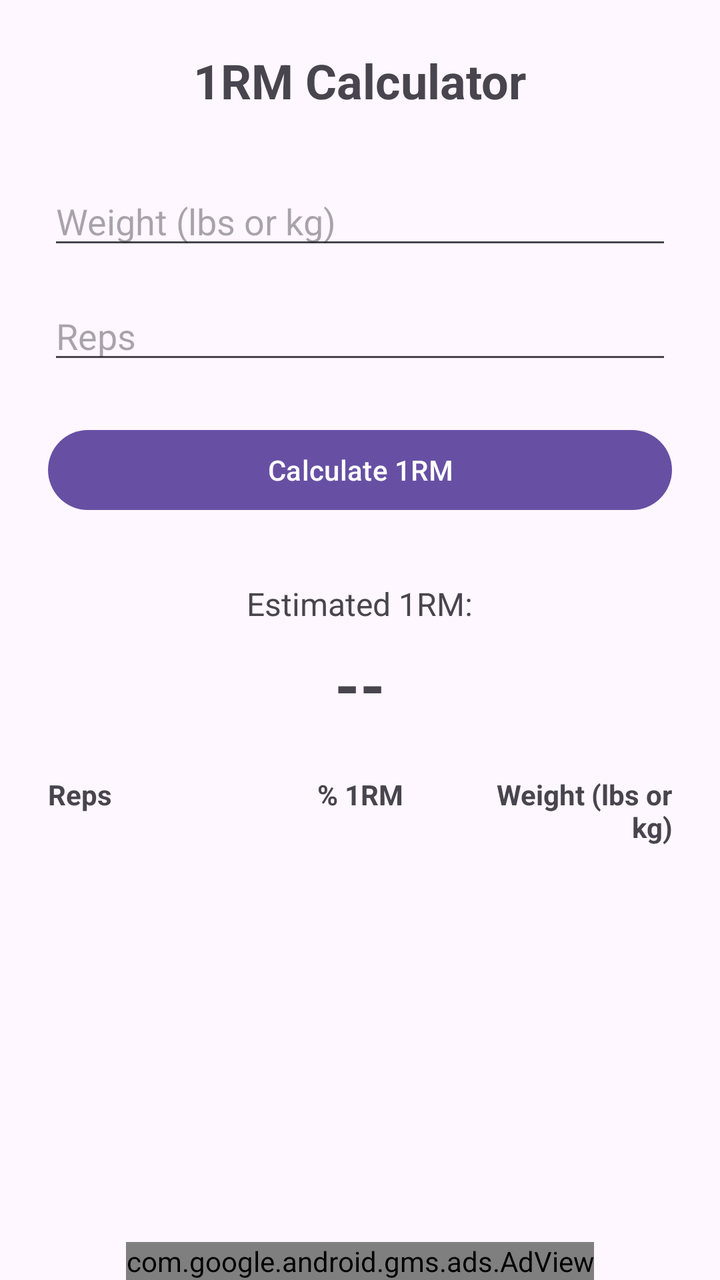
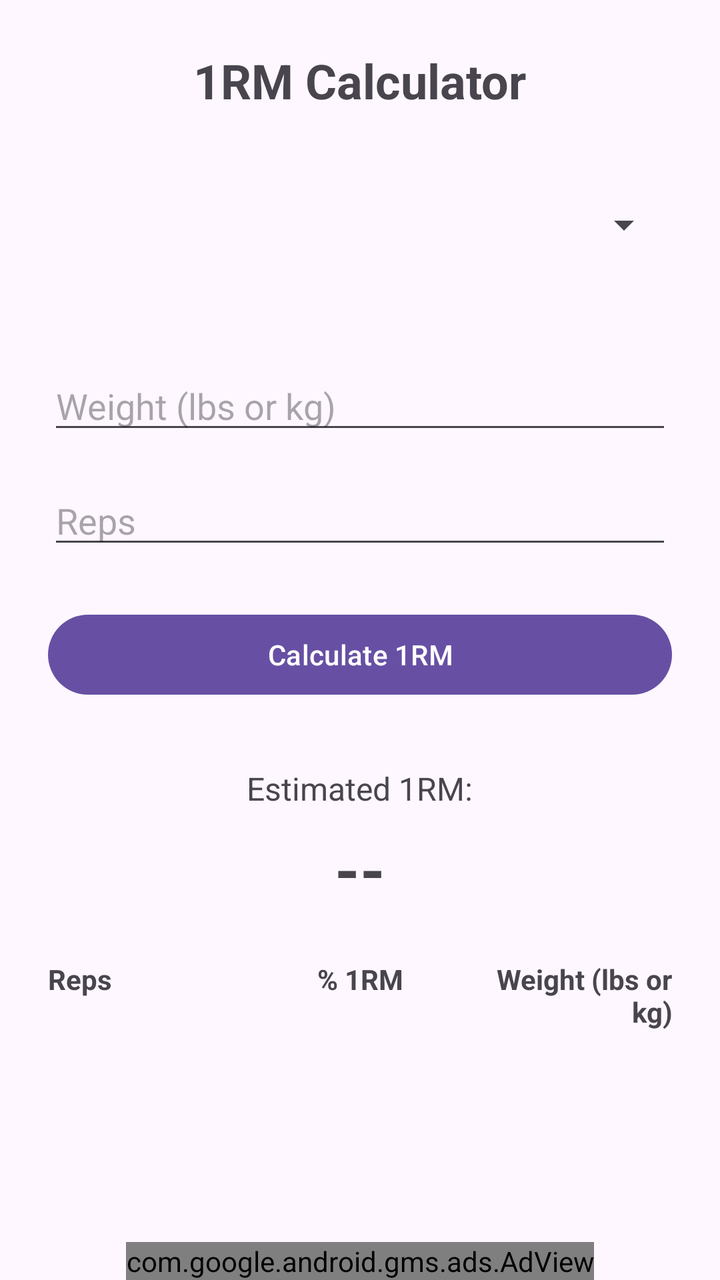

Two renders of the same Android screen: before a commit and after it. Below are the layout's source before the change and the commit's diff.
<!-- AndroidManifest.xml: application theme Theme.OneRepMax -->
<!-- res/layout/activity_main.xml -->
<?xml version="1.0" encoding="utf-8"?>
<RelativeLayout xmlns:android="http://schemas.android.com/apk/res/android"
    xmlns:ads="http://schemas.android.com/apk/res-auto"
    android:layout_width="match_parent"
    android:layout_height="match_parent">
    
    <ScrollView
        android:layout_width="match_parent"
        android:layout_height="match_parent"
        android:layout_above="@id/adView"
        android:fillViewport="true">
        <LinearLayout
            android:layout_width="match_parent"
            android:layout_height="wrap_content"
            android:orientation="vertical"
            android:padding="24dp"
            android:gravity="center_horizontal">
            <TextView
                android:layout_width="wrap_content"
                android:layout_height="wrap_content"
                android:text="@string/title"
                android:textSize="24sp"
                android:textStyle="bold"
                android:layout_marginBottom="32dp"/>
            <EditText
                android:id="@+id/etWeight"
                android:layout_width="match_parent"
                android:layout_height="wrap_content"
                android:autofillHints="weight"
                android:hint="@string/weight"
                android:inputType="numberDecimal"
                android:layout_marginBottom="16dp"/>
            <EditText
                android:id="@+id/etReps"
                android:layout_width="match_parent"
                android:layout_height="wrap_content"
                android:autofillHints="reps"
                android:hint="@string/reps"
                android:inputType="number"
                android:imeOptions="actionDone"
                android:layout_marginBottom="24dp"/>
            <Button
                android:id="@+id/btnCalculate"
                android:layout_width="match_parent"
                android:layout_height="wrap_content"
                android:text="@string/calculate_1rm"
                android:layout_marginBottom="32dp"/>
            <TextView
                android:layout_width="wrap_content"
                android:layout_height="wrap_content"
                android:text="@string/estimated_1rm"
                android:textSize="16sp"
                android:layout_marginBottom="8dp"/>
            <TextView
                android:id="@+id/tvResult"
                android:layout_width="wrap_content"
                android:layout_height="wrap_content"
                android:text="--"
                android:textSize="32sp"
                android:textStyle="bold"
                android:layout_marginBottom="24dp"/>
            
            <LinearLayout
                android:layout_width="match_parent"
                android:layout_height="wrap_content"
                android:orientation="horizontal"
                android:paddingBottom="8dp"
                android:layout_marginBottom="8dp">
                <TextView
                    android:layout_width="0dp"
                    android:layout_height="wrap_content"
                    android:layout_weight="1"
                    android:text="@string/reps"
                    android:textStyle="bold"
                    android:textSize="14sp"/>
                <TextView
                    android:layout_width="0dp"
                    android:layout_height="wrap_content"
                    android:layout_weight="1"
                    android:text="@string/percent_1rm"
                    android:textStyle="bold"
                    android:textSize="14sp"
                    android:gravity="center"/>
                <TextView
                    android:layout_width="0dp"
                    android:layout_height="wrap_content"
                    android:layout_weight="1"
                    android:text="@string/weight"
                    android:textStyle="bold"
                    android:textSize="14sp"
                    android:gravity="end"/>
            </LinearLayout>
            
            <LinearLayout
                android:id="@+id/layoutBreakdownContainer"
                android:layout_width="match_parent"
                android:layout_height="wrap_content"
                android:orientation="vertical"/>
        </LinearLayout>
    </ScrollView>
    
    <com.google.android.gms.ads.AdView
        android:id="@+id/adView"
        android:layout_width="wrap_content"
        android:layout_height="wrap_content"
        android:layout_alignParentBottom="true"
        android:layout_centerHorizontal="true"
        ads:adSize="BANNER"
        ads:adUnitId="ca-app-pub-5391740461770424/8513895661" />
</RelativeLayout>
<!-- resources referenced by this layout -->
<resources>
  <string name="calculate_1rm">Calculate 1RM</string>
  <string name="estimated_1rm">Estimated 1RM:</string>
  <string name="percent_1rm">% 1RM</string>
  <string name="reps">Reps</string>
  <string name="title">1RM Calculator</string>
  <string name="weight">Weight (lbs or kg)</string>
  <style name="Theme.OneRepMax" parent="Base.Theme.OneRepMax" />
  <style name="Base.Theme.OneRepMax" parent="Theme.Material3.DayNight.NoActionBar">
          
          
      </style>
</resources>

<!-- the commit's change to res/layout/activity_main.xml (unified diff, before → after) -->
@@ -22,6 +22,22 @@
                 android:textSize="24sp"
                 android:textStyle="bold"
                 android:layout_marginBottom="32dp"/>
+            
+            <Spinner
+                android:id="@+id/spinnerAlgorithm"
+                android:layout_width="match_parent"
+                android:layout_height="wrap_content"
+                android:minHeight="48dp"
+                android:layout_marginBottom="4dp"/>
+            
+            <TextView
+                android:id="@+id/tvAlgorithmDescription"
+                android:layout_width="match_parent"
+                android:layout_height="wrap_content"
+                android:text=""
+                android:textSize="12sp"
+                android:textColor="?android:attr/textColorSecondary"
+                android:layout_marginBottom="24dp"/>
             <EditText
                 android:id="@+id/etWeight"
                 android:layout_width="match_parent"
